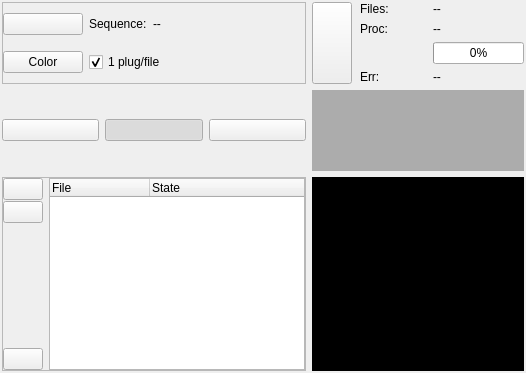
First picture: the form in workflow/tools/ui/batch_progress_widget.ui, repository cseyve/piaf, before the edit.
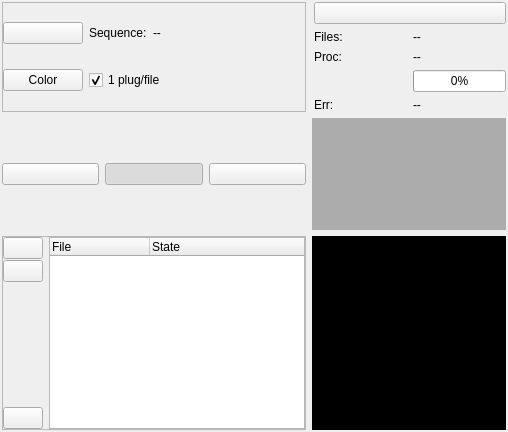
Second picture: the form after the edit. Icons and pictures are not drawn. Custom widgets are drawn as their Qt base class.

Commit message: -Fix saving of snapshots -Fix enumeration of multiples OpenNI devices and their display - Batch widget:   o fix recording of output, with differentiated names if the recording of the output is launched several times   o - settings: added location of last plugin sequence file saved/loaded

What changed in the file:
```diff
--- a/workflow/tools/ui/batch_progress_widget.ui
+++ b/workflow/tools/ui/batch_progress_widget.ui
@@ -6,8 +6,8 @@
    <rect>
     <x>0</x>
     <y>0</y>
-    <width>526</width>
-    <height>373</height>
+    <width>508</width>
+    <height>432</height>
    </rect>
   </property>
   <property name="windowTitle">
@@ -205,7 +205,7 @@
         </property>
        </widget>
       </item>
-      <item row="1" column="1">
+      <item row="2" column="1">
        <widget class="QPushButton" name="greyButton">
         <property name="toolTip">
          <string>if down, the images will be converted to grayscale before processing</string>
@@ -240,7 +240,7 @@
         </property>
        </widget>
       </item>
-      <item row="1" column="2" colspan="2">
+      <item row="2" column="2" colspan="2">
        <widget class="QCheckBox" name="reloadPluginCheckBox">
         <property name="toolTip">
          <string>Reload plugins at every change of file</string>
@@ -320,6 +320,12 @@
          <iconset resource="../../../main/piaf.qrc">
           <normaloff>:/images/22x22/document-save.png</normaloff>:/images/22x22/document-save.png</iconset>
         </property>
+        <property name="shortcut">
+         <string>Ctrl+S</string>
+        </property>
+        <property name="checkable">
+         <bool>false</bool>
+        </property>
        </widget>
       </item>
      </layout>
@@ -350,36 +356,6 @@
       <property name="margin">
        <number>0</number>
       </property>
-      <item>
-       <widget class="QPushButton" name="playPauseButton">
-        <property name="sizePolicy">
-         <sizepolicy hsizetype="Preferred" vsizetype="Preferred">
-          <horstretch>0</horstretch>
-          <verstretch>0</verstretch>
-         </sizepolicy>
-        </property>
-        <property name="toolTip">
-         <string>Start processing or pause it</string>
-        </property>
-        <property name="statusTip">
-         <string>Start processing or pause it</string>
-        </property>
-        <property name="text">
-         <string/>
-        </property>
-        <property name="icon">
-         <iconset resource="../../ema.qrc">
-          <normaloff>:/icons/22x22/media-playback-start.png</normaloff>
-          <disabledoff>:/icons/22x22/media-playback-pause.png</disabledoff>:/icons/22x22/media-playback-start.png</iconset>
-        </property>
-        <property name="shortcut">
-         <string>Space</string>
-        </property>
-        <property name="checkable">
-         <bool>true</bool>
-        </property>
-       </widget>
-      </item>
       <item>
        <widget class="QWidget" name="widget_files" native="true">
         <property name="sizePolicy">
@@ -407,7 +383,7 @@
          <property name="bottomMargin">
           <number>0</number>
          </property>
-         <item row="0" column="0">
+         <item row="1" column="0">
           <widget class="QLabel" name="label">
            <property name="sizePolicy">
             <sizepolicy hsizetype="Minimum" vsizetype="Preferred">
@@ -420,7 +396,7 @@
            </property>
           </widget>
          </item>
-         <item row="0" column="1">
+         <item row="1" column="1">
           <widget class="QLabel" name="nbFilesLabel">
            <property name="sizePolicy">
             <sizepolicy hsizetype="Preferred" vsizetype="Preferred">
@@ -436,7 +412,7 @@
            </property>
           </widget>
          </item>
-         <item row="1" column="0">
+         <item row="2" column="0">
           <widget class="QLabel" name="label_2">
            <property name="sizePolicy">
             <sizepolicy hsizetype="Minimum" vsizetype="Preferred">
@@ -449,14 +425,14 @@
            </property>
           </widget>
          </item>
-         <item row="1" column="1">
+         <item row="2" column="1">
           <widget class="QLabel" name="nbProcLabel">
            <property name="text">
             <string>--</string>
            </property>
           </widget>
          </item>
-         <item row="3" column="0">
+         <item row="4" column="0">
           <widget class="QLabel" name="label_3">
            <property name="sizePolicy">
             <sizepolicy hsizetype="Minimum" vsizetype="Preferred">
@@ -469,14 +445,14 @@
            </property>
           </widget>
          </item>
-         <item row="3" column="1">
+         <item row="4" column="1">
           <widget class="QLabel" name="nbErrLabel">
            <property name="text">
             <string>--</string>
            </property>
           </widget>
          </item>
-         <item row="2" column="1">
+         <item row="3" column="1">
           <widget class="QProgressBar" name="progressBar">
            <property name="sizePolicy">
             <sizepolicy hsizetype="Preferred" vsizetype="Fixed">
@@ -489,6 +465,36 @@
            </property>
           </widget>
          </item>
+         <item row="0" column="0" colspan="2">
+          <widget class="QPushButton" name="playPauseButton">
+           <property name="sizePolicy">
+            <sizepolicy hsizetype="Preferred" vsizetype="Preferred">
+             <horstretch>0</horstretch>
+             <verstretch>0</verstretch>
+            </sizepolicy>
+           </property>
+           <property name="toolTip">
+            <string>Start processing or pause it</string>
+           </property>
+           <property name="statusTip">
+            <string>Start processing or pause it</string>
+           </property>
+           <property name="text">
+            <string/>
+           </property>
+           <property name="icon">
+            <iconset resource="../../ema.qrc">
+             <normaloff>:/icons/22x22/media-playback-start.png</normaloff>
+             <disabledoff>:/icons/22x22/media-playback-pause.png</disabledoff>:/icons/22x22/media-playback-start.png</iconset>
+           </property>
+           <property name="shortcut">
+            <string>Space</string>
+           </property>
+           <property name="checkable">
+            <bool>true</bool>
+           </property>
+          </widget>
+         </item>
         </layout>
        </widget>
       </item>
```
The commit also changes 18 other files.
